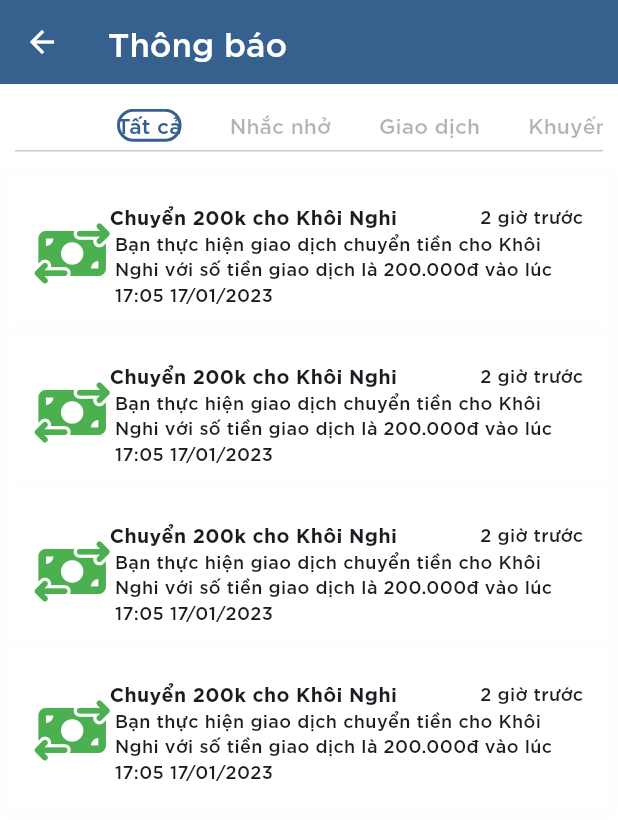
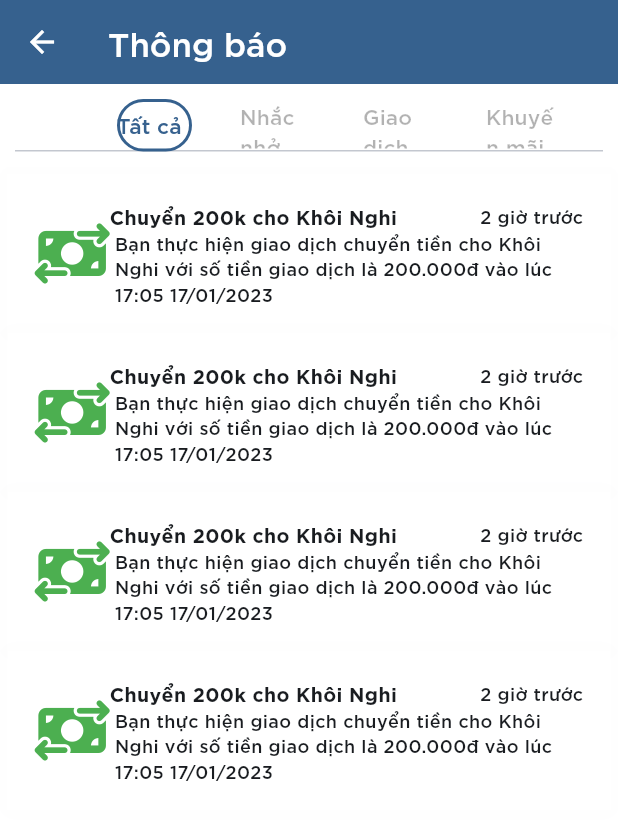
Before and after one commit to hiepchau/NFCEWallet, a Flutter app: the NotificationPage screen opened directly, on a phone screen of 412 x 824 dp. Shown: the top 820 px of the screen. Run offline on Flutter 3.47's test engine with Material 2 defaults, Android fonts, the phone set to English and light mode, and no system bars; our stand-ins replace animated_bottom_navigation_bar, barcode_widget, bloc, dio, equatable, event_bus and 20 more; missing offline and left inert: barcode_scan2, nfc_host_card_emulation, nfc_manager; accounts and stored records are empty; generated files the repository leaves out were written again.

Commit message:
update nfc

```diff
--- a/lib/ui/screen/notification/notification_page.dart
+++ b/lib/ui/screen/notification/notification_page.dart
@@ -47,17 +47,29 @@ class _NotificationPage extends State<NotificationPage> {
                   indicatorColor: primary,
                   labelColor: primary,
                   tabs: const [
-                    Text(
-                      "Tất cả",
+                    SizedBox(
+                      width: 50,
+                      child: Text(
+                        "Tất cả",
+                      ),
                     ),
-                    Text(
-                      "Nhắc nhở",
+                    SizedBox(
+                      width: 50,
+                      child: Text(
+                        "Nhắc nhở",
+                      ),
                     ),
-                    Text(
-                      "Giao dịch",
+                    SizedBox(
+                      width: 50,
+                      child: Text(
+                        "Giao dịch",
+                      ),
                     ),
-                    Text(
-                      "Khuyến mãi",
+                    SizedBox(
+                      width: 50,
+                      child: Text(
+                        "Khuyến mãi",
+                      ),
                     ),
                   ]),
             ),
--- a/lib/ui/screen/root/root_screen.dart
+++ b/lib/ui/screen/root/root_screen.dart
@@ -35,7 +35,7 @@ class _RootAppState extends State<RootApp> with TickerProviderStateMixin {
       if (nfcState == NfcState.enabled) {
         await NfcHce.init(
           aid: Uint8List.fromList([0xA0, 0x00, 0xDA, 0xDA, 0xDA, 0xDA, 0xDA]),
-          permanentApduResponses: false,
+          permanentApduResponses: true,
           listenOnlyConfiguredPorts: false,
         );
         initNFC();
@@ -77,7 +77,6 @@ class _RootAppState extends State<RootApp> with TickerProviderStateMixin {
     // change data to transmit here
 
     final data = utf8.encode(defaultWallet.id.toString());
-
     await NfcHce.addApduResponse(port, data);
   }
 
```
Also changed, not shown: lib/ui/screen/history/history_page.dart (+15 -0 lines), lib/ui/screen/payment/payment_success/bloc/payment_success_bloc.dart (+16 -0 lines), lib/ui/screen/payment/payment_success/payment_success_screen.dart (+8 -1 lines).
